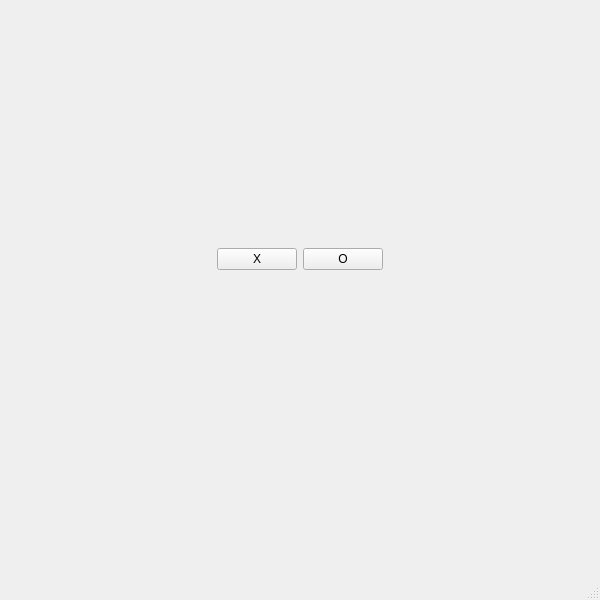
First picture: the form in semester-3/lab-2/src/mainwindow.ui, repository OwlCodR/labs, before the edit.
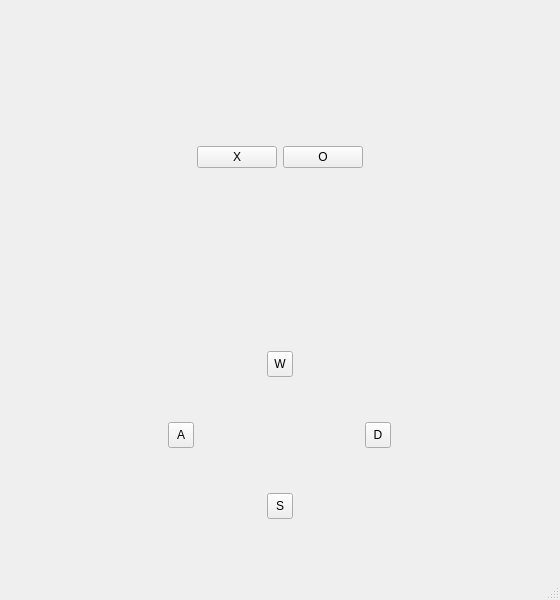
Second picture: the form after the edit.

Commit message: :construction: Added buttons and WASD keys to move camera. Changed Key_Up and Key_Down to scale the map. Added listeners to buttons. Started making Player, Human and AI classes.

What changed in the file:
```diff
--- a/semester-3/lab-2/src/mainwindow.ui
+++ b/semester-3/lab-2/src/mainwindow.ui
@@ -6,7 +6,7 @@
    <rect>
     <x>0</x>
     <y>0</y>
-    <width>600</width>
+    <width>560</width>
     <height>600</height>
    </rect>
   </property>
@@ -18,13 +18,13 @@
   </property>
   <property name="minimumSize">
    <size>
-    <width>600</width>
+    <width>560</width>
     <height>600</height>
    </size>
   </property>
   <property name="maximumSize">
    <size>
-    <width>600</width>
+    <width>560</width>
     <height>600</height>
    </size>
   </property>
@@ -84,7 +84,7 @@
           <property name="sizeHint" stdset="0">
            <size>
             <width>20</width>
-            <height>0</height>
+            <height>20</height>
            </size>
           </property>
          </spacer>
@@ -114,6 +114,12 @@
               <property name="text">
                <string>X</string>
               </property>
+              <property name="checkable">
+               <bool>true</bool>
+              </property>
+              <property name="checked">
+               <bool>false</bool>
+              </property>
              </widget>
             </item>
             <item>
@@ -124,6 +130,9 @@
               <property name="text">
                <string>O</string>
               </property>
+              <property name="checkable">
+               <bool>true</bool>
+              </property>
              </widget>
             </item>
            </layout>
@@ -163,6 +172,35 @@
           </property>
          </spacer>
         </item>
+        <item>
+         <layout class="QHBoxLayout" name="horizontalLayout_4">
+          <property name="spacing">
+           <number>0</number>
+          </property>
+          <item>
+           <widget class="QPushButton" name="pushButton_W">
+            <property name="sizePolicy">
+             <sizepolicy hsizetype="Fixed" vsizetype="Fixed">
+              <horstretch>0</horstretch>
+              <verstretch>0</verstretch>
+             </sizepolicy>
+            </property>
+            <property name="focusPolicy">
+             <enum>Qt::NoFocus</enum>
+            </property>
+            <property name="styleSheet">
+             <string notr="true">width: 24;
+height: 24;
+padding: 0;
+</string>
+            </property>
+            <property name="text">
+             <string>W</string>
+            </property>
+           </widget>
+          </item>
+         </layout>
+        </item>
         <item>
          <layout class="QHBoxLayout" name="horizontalLayout_3">
           <item>
@@ -175,7 +213,44 @@
             </property>
             <property name="sizeHint" stdset="0">
              <size>
-              <width>40</width>
+              <width>4</width>
+              <height>20</height>
+             </size>
+            </property>
+           </spacer>
+          </item>
+          <item>
+           <widget class="QPushButton" name="pushButton_A">
+            <property name="sizePolicy">
+             <sizepolicy hsizetype="Fixed" vsizetype="Fixed">
+              <horstretch>0</horstretch>
+              <verstretch>0</verstretch>
+             </sizepolicy>
+            </property>
+            <property name="focusPolicy">
+             <enum>Qt::NoFocus</enum>
+            </property>
+            <property name="styleSheet">
+             <string notr="true">width: 24;
+height: 24;
+padding: 0;</string>
+            </property>
+            <property name="text">
+             <string>A</string>
+            </property>
+           </widget>
+          </item>
+          <item>
+           <spacer name="horizontalSpacer_5">
+            <property name="orientation">
+             <enum>Qt::Horizontal</enum>
+            </property>
+            <property name="sizeType">
+             <enum>QSizePolicy::Preferred</enum>
+            </property>
+            <property name="sizeHint" stdset="0">
+             <size>
+              <width>5</width>
               <height>20</height>
              </size>
             </property>
@@ -191,6 +266,46 @@
             </property>
            </layout>
           </item>
+          <item>
+           <spacer name="horizontalSpacer_6">
+            <property name="orientation">
+             <enum>Qt::Horizontal</enum>
+            </property>
+            <property name="sizeType">
+             <enum>QSizePolicy::Preferred</enum>
+            </property>
+            <property name="sizeHint" stdset="0">
+             <size>
+              <width>5</width>
+              <height>20</height>
+             </size>
+            </property>
+           </spacer>
+          </item>
+          <item>
+           <widget class="QPushButton" name="pushButton_D">
+            <property name="enabled">
+             <bool>true</bool>
+            </property>
+            <property name="sizePolicy">
+             <sizepolicy hsizetype="Fixed" vsizetype="Fixed">
+              <horstretch>0</horstretch>
+              <verstretch>0</verstretch>
+             </sizepolicy>
+            </property>
+            <property name="focusPolicy">
+             <enum>Qt::NoFocus</enum>
+            </property>
+            <property name="styleSheet">
+             <string notr="true">width: 24;
+height: 24;
+padding: 0;</string>
+            </property>
+            <property name="text">
+             <string>D</string>
+            </property>
+           </widget>
+          </item>
           <item>
            <spacer name="horizontalSpacer_3">
             <property name="orientation">
@@ -201,7 +316,7 @@
             </property>
             <property name="sizeHint" stdset="0">
              <size>
-              <width>40</width>
+              <width>4</width>
               <height>20</height>
              </size>
             </property>
@@ -209,18 +324,43 @@
           </item>
          </layout>
         </item>
+        <item>
+         <layout class="QHBoxLayout" name="horizontalLayout_5">
+          <item>
+           <widget class="QPushButton" name="pushButton_S">
+            <property name="sizePolicy">
+             <sizepolicy hsizetype="Fixed" vsizetype="Fixed">
+              <horstretch>0</horstretch>
+              <verstretch>0</verstretch>
+             </sizepolicy>
+            </property>
+            <property name="focusPolicy">
+             <enum>Qt::NoFocus</enum>
+            </property>
+            <property name="styleSheet">
+             <string notr="true">padding: 0;
+width: 24;
+height: 24;</string>
+            </property>
+            <property name="text">
+             <string>S</string>
+            </property>
+           </widget>
+          </item>
+         </layout>
+        </item>
         <item>
          <spacer name="verticalSpacer_2">
           <property name="orientation">
            <enum>Qt::Vertical</enum>
           </property>
           <property name="sizeType">
-           <enum>QSizePolicy::Minimum</enum>
+           <enum>QSizePolicy::Preferred</enum>
           </property>
           <property name="sizeHint" stdset="0">
            <size>
-            <width>20</width>
-            <height>20</height>
+            <width>10</width>
+            <height>10</height>
            </size>
           </property>
          </spacer>
```
Left out of the diff: 2 changed lines with no effect on the pictures. The commit also changes 9 other files.
